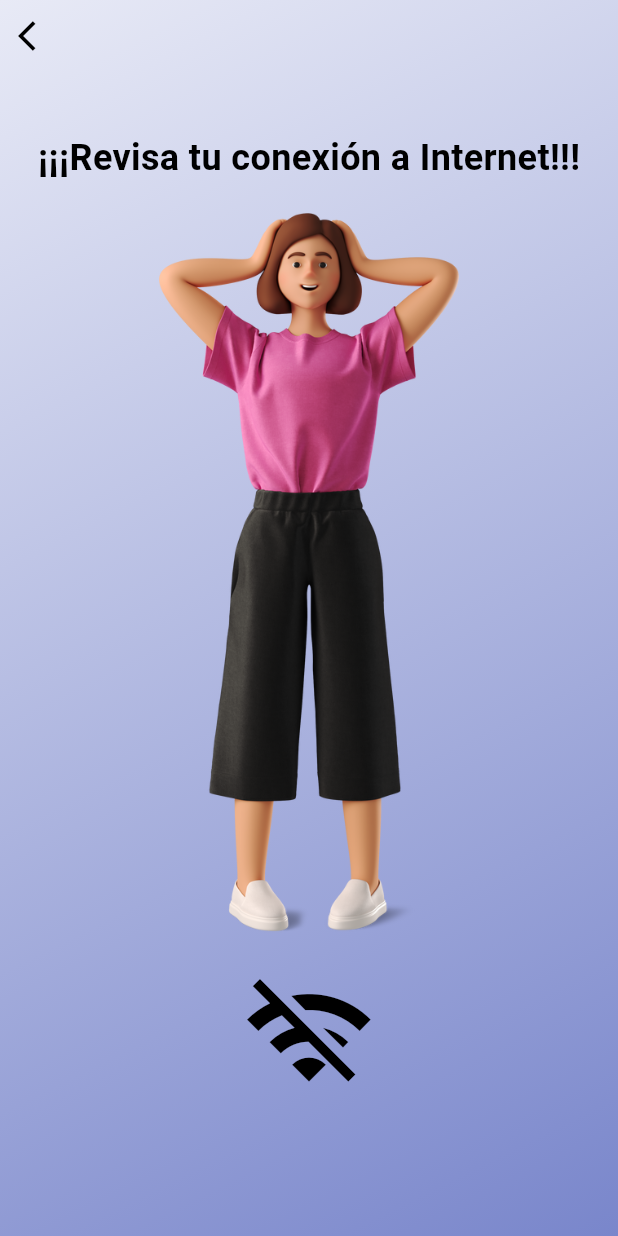
After one commit to LuisDiegoGR/appdevfinal, a Flutter app: the SinInterScreen screen opened directly, on a phone screen of 412 x 824 dp. The commit adds this screen. Run offline on Flutter 3.47's test engine with Material 3 defaults, Android fonts, the light colour scheme and no system bars; our stand-ins replace carousel_slider, cloud_firestore, connectivity, firebase_auth, firebase_core, firebase_database and 6 more; missing offline and left inert: animated_snack_bar; accounts and stored records are empty; statements that could not run were skipped.

Commit message:
version de residencias profesionales

```diff
--- a/lib/main.dart
+++ b/lib/main.dart
@@ -1,7 +1,10 @@
 import 'package:appdevfinal/pantalla_siguiente.dart';
 import 'package:appdevfinal/src/providers/push_notifications_provider.dart';
+import 'package:connectivity/connectivity.dart';
 import 'package:firebase_core/firebase_core.dart';
 import 'package:flutter/material.dart';
+
+import 'sin_inter.dart';
 
 Future<void> main() async {
   WidgetsFlutterBinding.ensureInitialized();
@@ -134,6 +137,21 @@ class _HomePageState extends State<HomePage> with SingleTickerProviderStateMixin
     super.dispose();
   }
 
+  Future<void> _checkConnectivityAndNavigate() async {
+    var connectivityResult = await (Connectivity().checkConnectivity());
+    if (connectivityResult == ConnectivityResult.none) {
+      Navigator.push(
+        context,
+        MaterialPageRoute(builder: (context) => SinInterScreen()),
+      );
+    } else {
+      Navigator.push(
+        context,
+        MaterialPageRoute(builder: (context) => const PantallaSiguiente()),
+      );
+    }
+  }
+
   @override
   Widget build(BuildContext context) {
     return Scaffold(
@@ -180,12 +198,7 @@ class _HomePageState extends State<HomePage> with SingleTickerProviderStateMixin
                 shape: RoundedRectangleBorder(
                   borderRadius: BorderRadius.circular(1.0),
                 ),
-                onPressed: () {
-                  Navigator.push(
-                    context,
-                    MaterialPageRoute(builder: (context) => const PantallaSiguiente()),
-                  );
-                },
+                onPressed: _checkConnectivityAndNavigate,
                 child: const Text(
                   'Comenzar',
                   style: TextStyle(
--- /dev/null
+++ b/lib/sin_inter.dart
@@ -0,0 +1,90 @@
+import 'package:flutter/material.dart';
+
+class SinInterScreen extends StatefulWidget {
+  @override
+  _SinInterScreenState createState() => _SinInterScreenState();
+}
+
+class _SinInterScreenState extends State<SinInterScreen> with SingleTickerProviderStateMixin {
+  late AnimationController _controller;
+  late Animation<double> _animation;
+
+  @override
+  void initState() {
+    super.initState();
+    _controller = AnimationController(
+      vsync: this,
+      duration: const Duration(seconds: 2),
+    )..repeat(reverse: true);
+    _animation = CurvedAnimation(parent: _controller, curve: Curves.easeInOut);
+  }
+
+  @override
+  void dispose() {
+    _controller.dispose();
+    super.dispose();
+  }
+
+  @override
+  Widget build(BuildContext context) {
+    return Scaffold(
+      body: Container(
+        decoration: BoxDecoration(
+          gradient: LinearGradient(
+            colors: [Color(0xFFE8EAF6), Color(0xFF7986CB)],
+            begin: Alignment.topLeft,
+            end: Alignment.bottomRight,
+          ),
+        ),
+        child: Column(
+          children: [
+            Container(
+              padding: EdgeInsets.only(top: MediaQuery.of(context).padding.top),
+              child: Row(
+                children: [
+                  IconButton(
+                    icon: Icon(Icons.arrow_back_ios, color: Colors.black),
+                    onPressed: () {
+                      Navigator.of(context).pop();
+                    },
+                  ),
+                  Spacer(),
+                ],
+              ),
+            ),
+            Expanded(
+              child: Column(
+                mainAxisAlignment: MainAxisAlignment.start, // Cambiado de center a start
+                children: [
+                  const SizedBox(height: 40), // Ajusta la altura según lo necesario
+                  FadeTransition(
+                    opacity: _animation,
+                    child: Text(
+                      '¡¡¡Revisa tu conexión a Internet!!!',
+                      style: TextStyle(
+                        fontSize: 24,
+                        fontWeight: FontWeight.bold,
+                        color: Colors.black,
+                      ),
+                    ),
+                  ),
+                  const SizedBox(height: 20),
+                  Image.asset('assets/images/sorprais.png', width: 200),
+                  const SizedBox(height: 20),
+                  FadeTransition(
+                    opacity: _animation,
+                    child: Icon(
+                      Icons.wifi_off,
+                      size: 90,
+                      color: Colors.black,
+                    ),
+                  ),
+                ],
+              ),
+            ),
+          ],
+        ),
+      ),
+    );
+  }
+}
--- a/pubspec.yaml
+++ b/pubspec.yaml
@@ -54,7 +54,7 @@ dependencies:
   overlapped_carousel: ^1.0.2
   carousel_slider: ^4.2.1
   animated_snack_bar: ^0.4.0
-
+  connectivity: ^3.0.6
 
 dev_dependencies:
   flutter_test:
```
Also changed, not shown: assets/images/sorprais.png (added), pubspec.lock, 1 other file.
